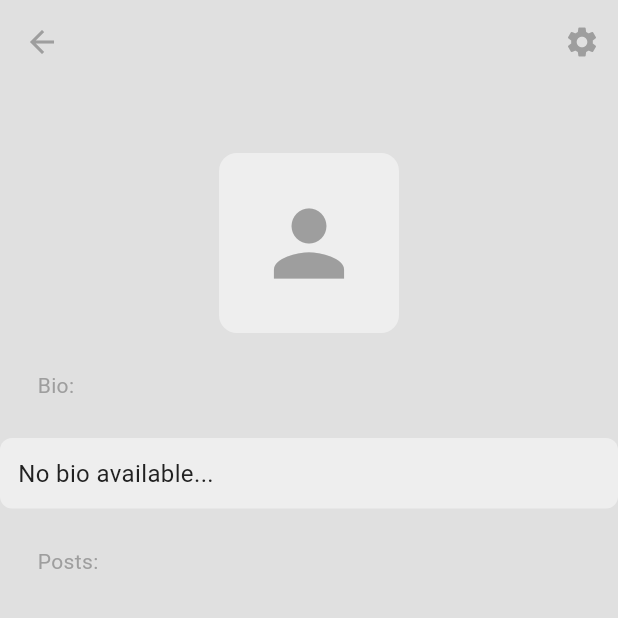
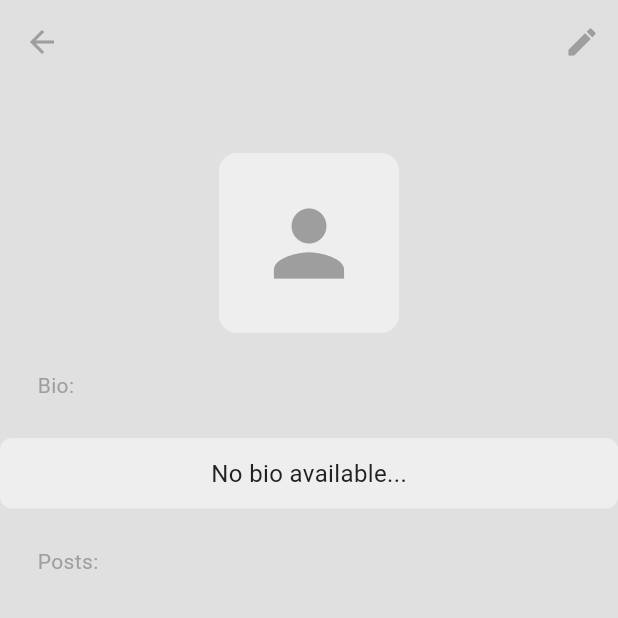
Before and after one commit to peashdasrudra/Loom-, a Flutter app: the ProfilePage screen opened directly with empty values, on a phone screen of 412 x 824 dp, the top half of it. Run offline on Flutter 3.47's test engine with Material 3 defaults, Android fonts, the phone set to English and light mode, and no system bars; our stand-ins replace bloc, cloud_firestore, firebase_auth, firebase_core, flutter_bloc, lottie; accounts and stored records are empty; network calls fail.

Commit message:
Fine Tuning till Profile

```diff
--- a/lib/features/home/presentation/components/my_drawer.dart
+++ b/lib/features/home/presentation/components/my_drawer.dart
@@ -37,7 +37,7 @@ class MyDrawer extends StatelessWidget {
 
               // profile tile
               MyDrawerTile(
-                title: 'P O F I L E',
+                title: 'P R O F I L E',
                 icon: Icons.person,
                 onTap: () {
                   // pop menu drawer
@@ -72,8 +72,7 @@ class MyDrawer extends StatelessWidget {
               ),
 
               // about tile
-              MyDrawerTile(title: 'A B O U T', icon: Icons.info, onTap: () {}),
-
+               MyDrawerTile(title: 'A B O U T', icon: Icons.info, onTap: () {}),
               const Spacer(),
 
               // logout tile
--- a/lib/features/profile/presentation/components/bio_box.dart
+++ b/lib/features/profile/presentation/components/bio_box.dart
@@ -17,11 +17,13 @@ class BioBox extends StatelessWidget {
 
       width: double.infinity,
 
-      child: Text(
-        text.isNotEmpty ? text : 'No bio available...',
-        style: TextStyle(
-          color: Theme.of(context).colorScheme.inversePrimary,
-          fontSize: 16.0,
+      child: Center(
+        child: Text(
+          text.isNotEmpty ? text : 'No bio available...',
+          style: TextStyle(
+            color: Theme.of(context).colorScheme.inversePrimary,
+            fontSize: 16.0,
+          ),
         ),
       ),
     );
--- a/lib/features/profile/presentation/pages/edit_profile_page.dart
+++ b/lib/features/profile/presentation/pages/edit_profile_page.dart
@@ -40,7 +40,11 @@ class _EditProfilePageState extends State<EditProfilePage> {
             body: Center(
               child: Column(
                 mainAxisAlignment: MainAxisAlignment.center,
-                children: [CircularProgressIndicator(), Text('Updating...')],
+                children: [
+                  CircularProgressIndicator(),
+                  const SizedBox(height: 10),
+                  Text('Updating...'),
+                ],
               ),
             ),
           );
--- a/lib/features/profile/presentation/pages/profile_page.dart
+++ b/lib/features/profile/presentation/pages/profile_page.dart
@@ -56,7 +56,7 @@ class _ProfilePageState extends State<ProfilePage> {
                       builder: (context) => EditProfilePage(user: user),
                     ),
                   ),
-                  icon: Icon(Icons.settings),
+                  icon: Icon(Icons.edit),
                 ),
               ],
             ),
@@ -130,10 +130,10 @@ class _ProfilePageState extends State<ProfilePage> {
         else if (state is ProfileLoading) {
           return Scaffold(
             appBar: AppBar(
-              title: Text(currentUser?.email ?? 'Profile'),
+              title: Text(currentUser?.name ?? 'Profile'),
               centerTitle: true,
             ),
-            body: const Center(child: CircularProgressIndicator()),
+            body: const Center(childr: CircularProgressIndicator()),
           );
         } else {
           // initial / error
```
Also changed, not shown: 1 other file.
